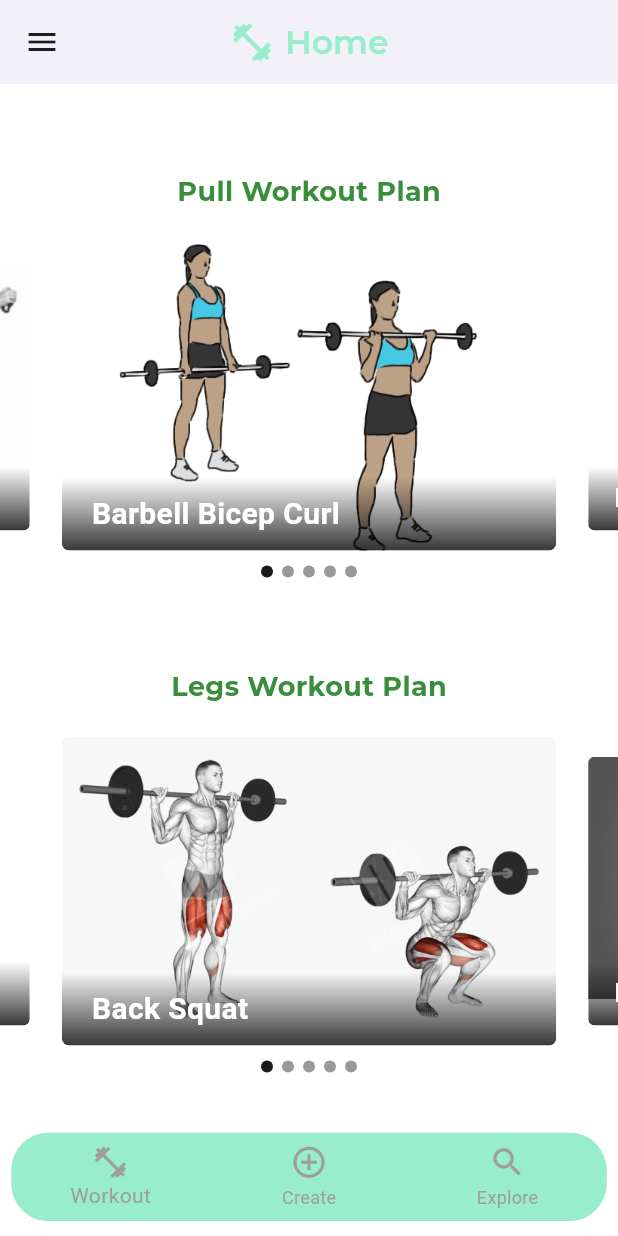
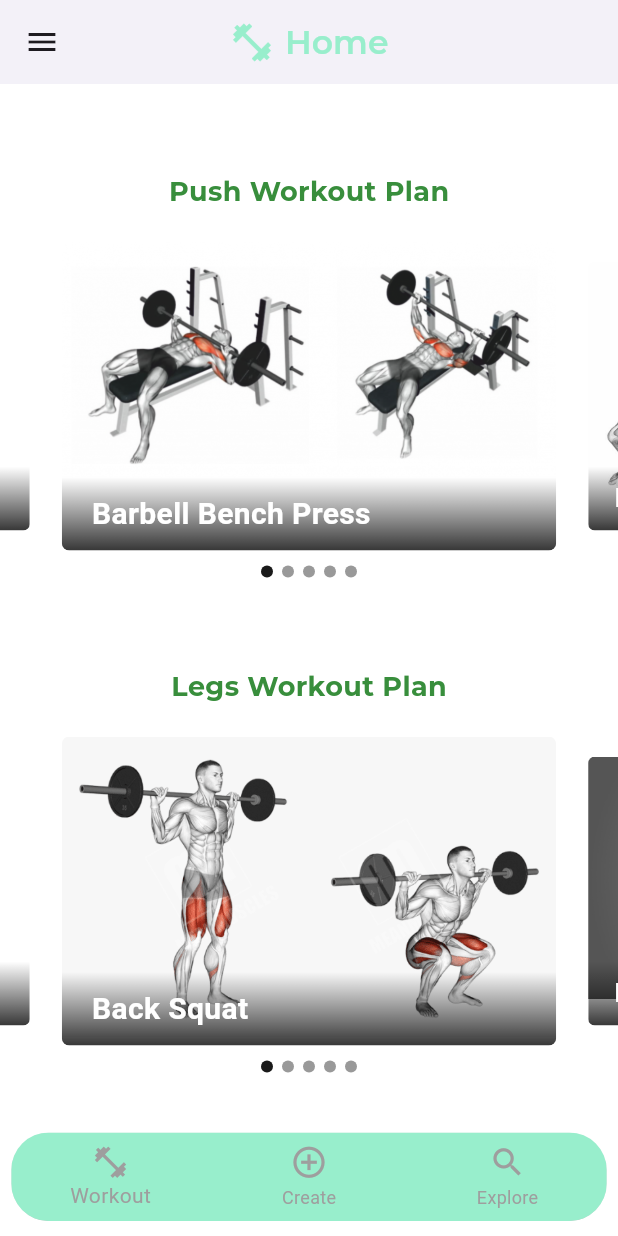
Before and after one commit to mcdgwk/gyrnal, a Flutter app: the screen it shows after launch, scrolled down 389 dp, on a phone screen of 412 x 824 dp. Run offline on Flutter 3.47's test engine with Material 3 defaults, Android fonts, the phone set to English and light mode, and no system bars; drawn by our look-alikes of carousel_slider; our stand-ins replace settings_ui, sqflite; accounts and stored records are empty; network calls fail.

Commit message:
code clean up and removal of unused files

```diff
--- a/lib/models/exercise_model.dart
+++ b/lib/models/exercise_model.dart
@@ -36,7 +36,7 @@ class ExerciseModel {
   });
 
   // constructor that initializes an instance from a JSON map.
-  // Assigns each property from the JSON map to the a variable,
+  // Assigns each property from the JSON map to the variable,
   // e.g., Assigns the 'name' property from the JSON map to the 'name' variable and so on.
   ExerciseModel.fromJson(Map<String, dynamic> json) {
     name = json['name'];
--- a/lib/screens/dashboard.dart
+++ b/lib/screens/dashboard.dart
@@ -114,11 +114,11 @@ class DashboardScreen extends StatelessWidget {
 
               // Sliding Carousel to display pre-made plans
               // Reference - https://www.youtube.com/watch?v=p3gFikowJVI
-              CarouselWithDots(workoutPlan: preMadeWorkouts[0]),
+              CarouselWithDots(workoutPlan: preMadeWorkouts[1]),
               SizedBox(
                 height: 30,
               ),
-              CarouselWithDots(workoutPlan: preMadeWorkouts[1]),
+              CarouselWithDots(workoutPlan: preMadeWorkouts[0]),
               SizedBox(
                 height: 30,
               ),
--- a/lib/screens/edit_exercise.dart
+++ b/lib/screens/edit_exercise.dart
@@ -109,20 +109,22 @@ class _EditExerciseScreenState extends State<EditExerciseScreen> {
                   onPressed: () {
                     // listens for exercise name changes
                     widget.exerciseModel.name = provider.nameController.text;
+                    // listens for weight changes
                     widget.exerciseModel.weight = int.parse(
                         provider.weightController.text != ''
                             ? provider.weightController.text
                             : '0');
+                    // listens for rep changes
                     widget.exerciseModel.reps = int.parse(
                         provider.repsController.text != ''
                             ? provider.repsController.text
                             : '0');
-
+                    // listens for set changes
                     widget.exerciseModel.sets = int.parse(
                         provider.setsController.text != ''
                             ? provider.setsController.text
                             : '0');
-
+                    // listens for rest time changes
                     widget.exerciseModel.restTime = int.parse(
                         provider.restTimeController.text != ''
                             ? provider.restTimeController.text
--- a/lib/screens/favourite_exercises.dart
+++ b/lib/screens/favourite_exercises.dart
@@ -69,7 +69,9 @@ class _FavoriteExercisesScreenState extends State<FavoriteExercisesScreen> {
                 child: InkWell(
                     onTap: () => Navigator.of(context).push(MaterialPageRoute(
                         builder: ((context) => SearchExerciseScreen(
-                            exercises: myProvider.favoriteExercises)))),
+                            exercises: myProvider.favoriteExercises))
+                      )
+                    ),
                     child: const Icon(Icons.search)),
               ),
             ],
--- a/lib/screens/home.dart
+++ b/lib/screens/home.dart
@@ -1,12 +1,15 @@
 // ignore_for_file: prefer_const_constructors, prefer_const_literals_to_create_immutables
 import 'package:flutter/material.dart';
 import 'package:gyrnal_workout_app/screens/dashboard.dart';
+import 'package:gyrnal_workout_app/screens/explore.dart';
 import 'package:gyrnal_workout_app/screens/health.dart';
+import 'package:gyrnal_workout_app/screens/main_create_screen.dart';
 import 'package:gyrnal_workout_app/widgets/bottom_navigation_bar.dart';
 import 'package:gyrnal_workout_app/screens/settings.dart';
 import 'package:gyrnal_workout_app/screens/workouts.dart';
 import 'package:gyrnal_workout_app/screens/profile.dart';
 import '../widgets/drawer_side_menu.dart';
+import 'favourite_exercises.dart';
 
 class Home extends StatefulWidget {
   const Home({Key? key}) : super(key: key);
@@ -27,6 +30,9 @@ class _HomeState extends State<Home> {
     WorkoutScreen(),
     ProfileScreen(),
     HealthScreen(),
+    FavoriteExercisesScreen(),
+    MainCreate(),
+    ExploreScreen()
   ];
 
   // updates StatefulWidget to display a new screen
@@ -36,13 +42,6 @@ class _HomeState extends State<Home> {
     });
   }
 
-  // for testing purposes
-  final List<String> testImagesList = [
-    'lib/images/test1.jpg',
-    'lib/images/test2.jpg',
-    'lib/images/test3.jpg',
-    'lib/images/test4.jpg',
-  ];
 
   // widget tree builds home layout with custom appBar with side navigation and
   // custom bottomNavBar
--- a/lib/screens/main_create_screen.dart
+++ b/lib/screens/main_create_screen.dart
@@ -53,7 +53,9 @@ class _MainCreateState extends State<MainCreate> {
             child: InkWell(
                 onTap: () => Navigator.of(context).push(MaterialPageRoute(
                     builder: ((context) => SearchExerciseScreen(
-                        exercises: myProvider.allExercises)))),
+                        exercises: myProvider.allExercises))
+                  )
+                ),
                 child: const Icon(Icons.search)),
           ),
         ],
--- a/lib/screens/show_exercise.dart
+++ b/lib/screens/show_exercise.dart
@@ -146,7 +146,8 @@ class _ShowExerciseScreenState extends State<ShowExerciseScreen> {
                       context,
                       MaterialPageRoute(
                           builder: ((context) => EditExerciseScreen(
-                              exerciseModel: widget.createExerciseModel))
+                              exerciseModel: widget.createExerciseModel)
+                          )
                       ),
                     );
                   },
--- a/lib/widgets/bottom_navigation_bar.dart
+++ b/lib/widgets/bottom_navigation_bar.dart
@@ -57,12 +57,15 @@ class _BottomNavBarState extends State<BottomNavBar> {
 
           // pushes selected screen to device
           switch (index) {
+            // pushes the Workout screen
             case 0:
               Navigator.pushReplacement(context, MaterialPageRoute(builder: (context) => WorkoutScreen()));
               break;
+            // pushes the Create screen
             case 1:
               Navigator.pushReplacement(context, MaterialPageRoute(builder: (context) => MainCreate()));
               break;
+            // pushes the Explore screen
             case 2:
               Navigator.pushReplacement(context, MaterialPageRoute(builder: (context) => ExploreScreen()));
               break;
--- a/lib/widgets/exercise_widget.dart
+++ b/lib/widgets/exercise_widget.dart
@@ -51,7 +51,7 @@ class ExerciseWidget extends StatelessWidget {
               Text('${createExerciseModel.weight} kg'),
               Text('${createExerciseModel.reps} Reps'),
               Text('${createExerciseModel.sets} Sets'),
-              Text('${createExerciseModel.restTime} Rest'),
+              Text('${createExerciseModel.restTime} Seconds Rest'),
             ],
           ),
 
--- a/lib/workouts/pre_made_workouts.dart
+++ /dev/null
@@ -1,17 +0,0 @@
-import 'package:flutter/material.dart';
-import 'package:gyrnal_workout_app/workouts/workout_model.dart';
-
-// file containing pre-made workouts
-
-// takes title of workout and a list of exercises as per the workout model
-final List<Workout> preMadeWorkouts= [
-  Workout(
-      workoutName: 'Pull',
-      exercises: [
-        'images/exercises/barbell-curl-bicep.png',
-        'images/exercises/bicep-curl-dumbbell.png',
-        'images/exercises/chest-supported-dumbbell-row.jpg',
-        'images/exercises/Dumbbell-Shrug.jpeg',
-        'images/exercises/standing-cable-rear-delt-fly.jpeg',
-      ])
-];
--- a/lib/workouts/workout_model.dart
+++ /dev/null
@@ -1,11 +0,0 @@
-// model for workouts - pre-made and custom
-
-class Workout{
-  final String workoutName;
-  final List<String> exercises;
-
-
-  Workout({required this.workoutName, required this.exercises});
-
-
-}
```
Also changed, not shown: lib/main.dart (+0 -32 lines), lib/widgets/carousel_plans.dart (+2 -5 lines).
